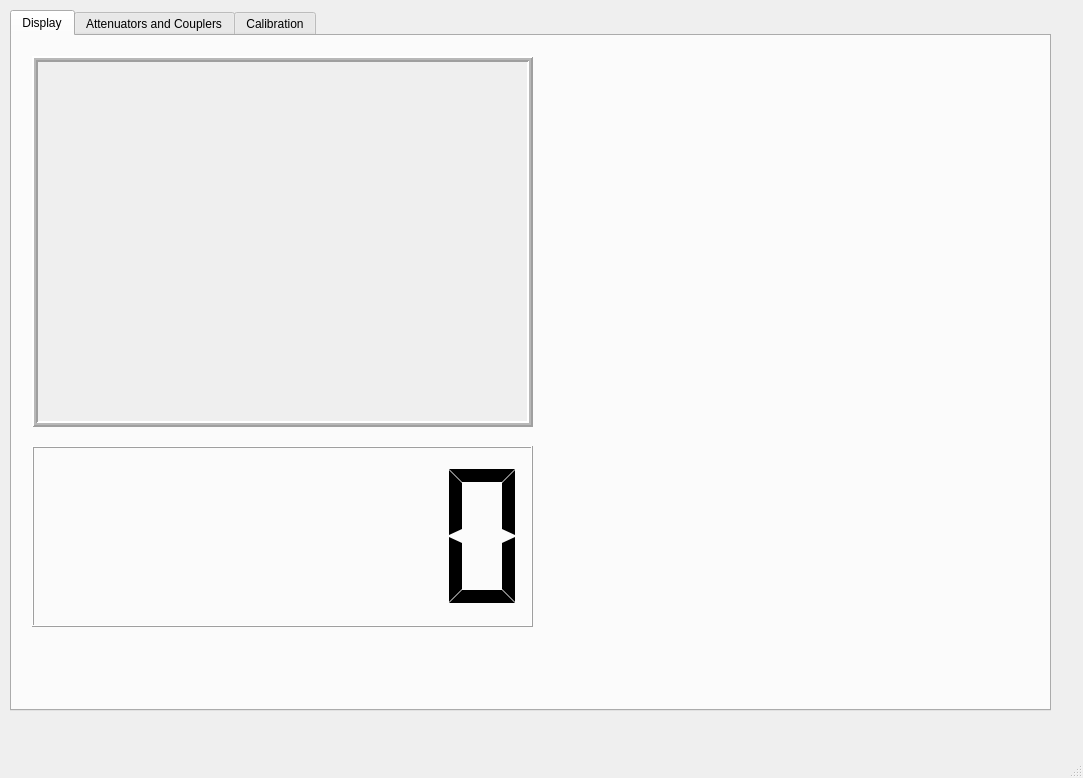
g4ixt/RFPowerMeter, file powerMeter.ui: the form before one commit.
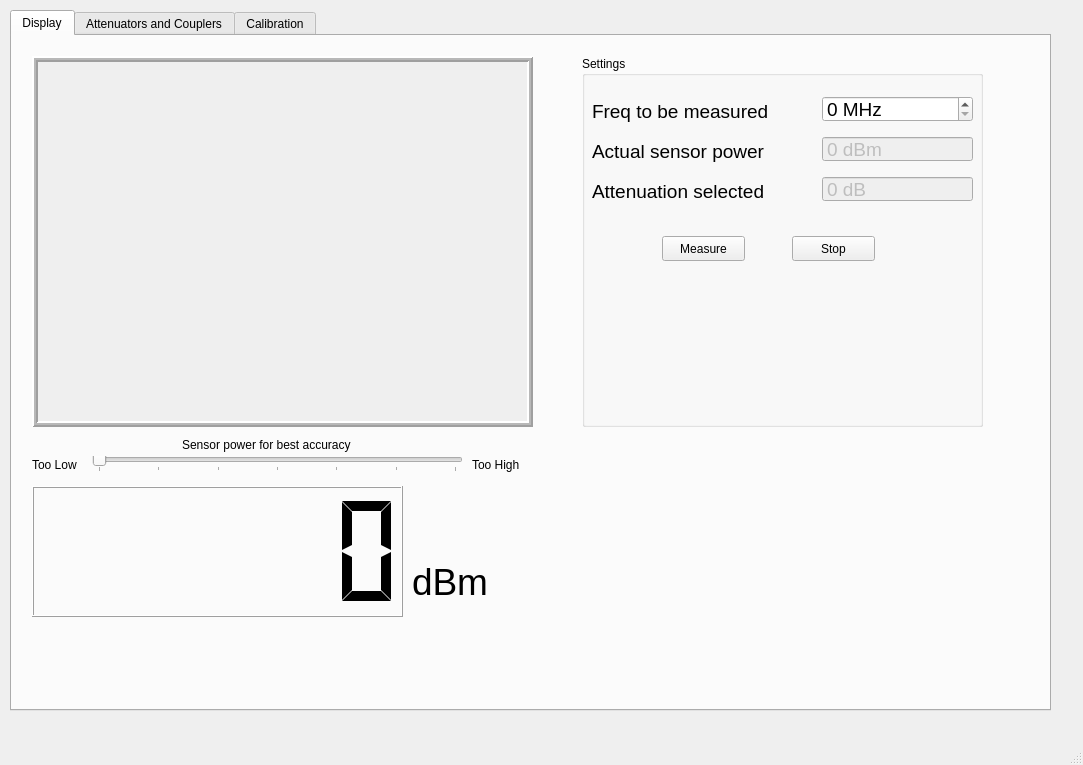
The form after the commit. The open tabs and pages were chosen to show the change. Custom widgets are drawn as their Qt base class.

The edit to the form file:
```diff
--- a/powerMeter.ui
+++ b/powerMeter.ui
@@ -7,7 +7,7 @@
     <x>0</x>
     <y>0</y>
     <width>1083</width>
-    <height>778</height>
+    <height>765</height>
    </rect>
   </property>
   <property name="windowTitle">
@@ -23,6 +23,9 @@
       <height>701</height>
      </rect>
     </property>
+    <property name="autoFillBackground">
+     <bool>false</bool>
+    </property>
     <property name="currentIndex">
      <number>1</number>
     </property>
@@ -34,9 +37,9 @@
       <property name="geometry">
        <rect>
         <x>20</x>
-        <y>410</y>
-        <width>501</width>
-        <height>181</height>
+        <y>450</y>
+        <width>371</width>
+        <height>131</height>
        </rect>
       </property>
       <property name="font">
@@ -44,6 +47,9 @@
         <pointsize>20</pointsize>
        </font>
       </property>
+      <property name="smallDecimalPoint">
+       <bool>false</bool>
+      </property>
       <property name="digitCount">
        <number>6</number>
       </property>
@@ -95,6 +101,262 @@
        </property>
       </widget>
      </widget>
+     <widget class="QLabel" name="powerUnit">
+      <property name="geometry">
+       <rect>
+        <x>400</x>
+        <y>510</y>
+        <width>101</width>
+        <height>71</height>
+       </rect>
+      </property>
+      <property name="font">
+       <font>
+        <pointsize>28</pointsize>
+       </font>
+      </property>
+      <property name="text">
+       <string>dBm</string>
+      </property>
+     </widget>
+     <widget class="QGroupBox" name="groupBox_3">
+      <property name="geometry">
+       <rect>
+        <x>570</x>
+        <y>20</y>
+        <width>401</width>
+        <height>371</height>
+       </rect>
+      </property>
+      <property name="title">
+       <string>Settings</string>
+      </property>
+      <widget class="QSpinBox" name="freqBox">
+       <property name="geometry">
+        <rect>
+         <x>240</x>
+         <y>40</y>
+         <width>151</width>
+         <height>26</height>
+        </rect>
+       </property>
+       <property name="font">
+        <font>
+         <pointsize>14</pointsize>
+        </font>
+       </property>
+       <property name="suffix">
+        <string> MHz</string>
+       </property>
+       <property name="maximum">
+        <number>6000</number>
+       </property>
+      </widget>
+      <widget class="QLabel" name="label_8">
+       <property name="geometry">
+        <rect>
+         <x>10</x>
+         <y>40</y>
+         <width>221</width>
+         <height>30</height>
+        </rect>
+       </property>
+       <property name="font">
+        <font>
+         <pointsize>14</pointsize>
+        </font>
+       </property>
+       <property name="text">
+        <string>Freq to be measured</string>
+       </property>
+      </widget>
+      <widget class="QSpinBox" name="sensorPower">
+       <property name="enabled">
+        <bool>false</bool>
+       </property>
+       <property name="geometry">
+        <rect>
+         <x>240</x>
+         <y>80</y>
+         <width>151</width>
+         <height>26</height>
+        </rect>
+       </property>
+       <property name="font">
+        <font>
+         <pointsize>14</pointsize>
+        </font>
+       </property>
+       <property name="buttonSymbols">
+        <enum>QAbstractSpinBox::NoButtons</enum>
+       </property>
+       <property name="suffix">
+        <string> dBm</string>
+       </property>
+       <property name="minimum">
+        <number>-80</number>
+       </property>
+       <property name="maximum">
+        <number>10</number>
+       </property>
+      </widget>
+      <widget class="QLabel" name="label_10">
+       <property name="geometry">
+        <rect>
+         <x>10</x>
+         <y>120</y>
+         <width>221</width>
+         <height>30</height>
+        </rect>
+       </property>
+       <property name="font">
+        <font>
+         <pointsize>14</pointsize>
+        </font>
+       </property>
+       <property name="text">
+        <string>Attenuation selected</string>
+       </property>
+      </widget>
+      <widget class="QSpinBox" name="totalAttenuation">
+       <property name="enabled">
+        <bool>false</bool>
+       </property>
+       <property name="geometry">
+        <rect>
+         <x>240</x>
+         <y>120</y>
+         <width>151</width>
+         <height>26</height>
+        </rect>
+       </property>
+       <property name="font">
+        <font>
+         <pointsize>14</pointsize>
+        </font>
+       </property>
+       <property name="buttonSymbols">
+        <enum>QAbstractSpinBox::NoButtons</enum>
+       </property>
+       <property name="suffix">
+        <string> dB</string>
+       </property>
+       <property name="minimum">
+        <number>-80</number>
+       </property>
+       <property name="maximum">
+        <number>10</number>
+       </property>
+      </widget>
+      <widget class="QPushButton" name="runButton">
+       <property name="geometry">
+        <rect>
+         <x>80</x>
+         <y>180</y>
+         <width>83</width>
+         <height>25</height>
+        </rect>
+       </property>
+       <property name="text">
+        <string>Measure</string>
+       </property>
+      </widget>
+      <widget class="QPushButton" name="stopButton">
+       <property name="geometry">
+        <rect>
+         <x>210</x>
+         <y>180</y>
+         <width>83</width>
+         <height>25</height>
+        </rect>
+       </property>
+       <property name="text">
+        <string>Stop</string>
+       </property>
+      </widget>
+     </widget>
+     <widget class="QLabel" name="label_9">
+      <property name="geometry">
+       <rect>
+        <x>580</x>
+        <y>100</y>
+        <width>221</width>
+        <height>30</height>
+       </rect>
+      </property>
+      <property name="font">
+       <font>
+        <pointsize>14</pointsize>
+       </font>
+      </property>
+      <property name="text">
+       <string>Actual sensor power</string>
+      </property>
+     </widget>
+     <widget class="QSlider" name="horizontalSlider">
+      <property name="geometry">
+       <rect>
+        <x>80</x>
+        <y>420</y>
+        <width>371</width>
+        <height>16</height>
+       </rect>
+      </property>
+      <property name="minimum">
+       <number>-60</number>
+      </property>
+      <property name="maximum">
+       <number>0</number>
+      </property>
+      <property name="value">
+       <number>-60</number>
+      </property>
+      <property name="orientation">
+       <enum>Qt::Horizontal</enum>
+      </property>
+      <property name="tickPosition">
+       <enum>QSlider::TicksBelow</enum>
+      </property>
+     </widget>
+     <widget class="QLabel" name="tooLow">
+      <property name="geometry">
+       <rect>
+        <x>20</x>
+        <y>420</y>
+        <width>62</width>
+        <height>17</height>
+       </rect>
+      </property>
+      <property name="text">
+       <string>Too Low</string>
+      </property>
+     </widget>
+     <widget class="QLabel" name="tooHigh">
+      <property name="geometry">
+       <rect>
+        <x>460</x>
+        <y>420</y>
+        <width>62</width>
+        <height>17</height>
+       </rect>
+      </property>
+      <property name="text">
+       <string>Too High</string>
+      </property>
+     </widget>
+     <widget class="QLabel" name="label_13">
+      <property name="geometry">
+       <rect>
+        <x>170</x>
+        <y>400</y>
+        <width>221</width>
+        <height>17</height>
+       </rect>
+      </property>
+      <property name="text">
+       <string>Sensor power for best accuracy</string>
+      </property>
+     </widget>
     </widget>
     <widget class="QWidget" name="tab_2">
      <attribute name="title">
```
Left out of the diff: 260 changed lines with no effect on the pictures.
